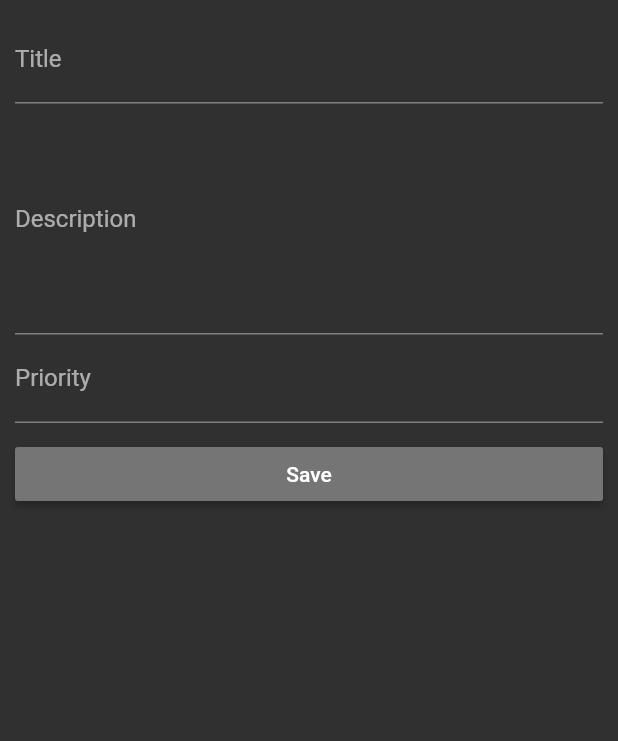
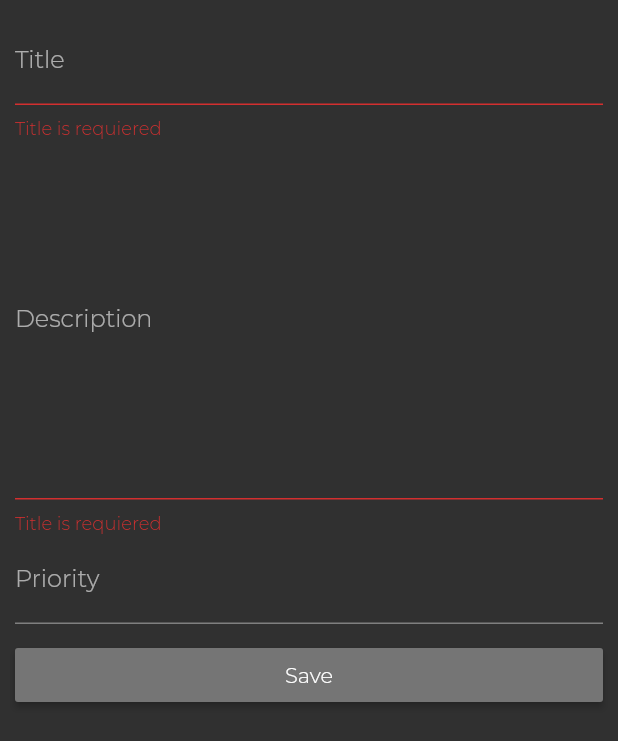
Before and after one commit to leoluxburg/udemyappv2, a Flutter app: the PictureCreatePage widget shown alone on an empty page, opened directly with empty values, after a tap on "Save", on a phone screen of 412 x 824 dp. Shown: the top 741 px of the screen. Run offline on Flutter 3.47's test engine with Material 2 defaults, Android fonts, the phone set to English and light mode, and no system bars.

Commit message:
New features

```diff
--- a/lib/main.dart
+++ b/lib/main.dart
@@ -34,11 +34,11 @@ class _MyAppState extends State<MyApp>{
   @override
   Widget build(BuildContext context) {
     return MaterialApp(
-      theme: ThemeData(brightness: Brightness.dark, primarySwatch: Colors.grey),
+      theme: ThemeData(brightness: Brightness.dark, primarySwatch: Colors.grey, fontFamily: 'Monserrat'),
       //home: AuthPage(),
       routes: {
         '/': (BuildContext context) => AuthPage(),
-        '/admin': (BuildContext context) => PictureIndex( _addPicture, _deletePicture),
+        '/admin': (BuildContext context) => PictureIndex( _addPicture, _deletePicture, _pictures),
         '/pictures': (BuildContext context) => ProfilePage(_pictures),
 
       },
@@ -51,7 +51,7 @@ class _MyAppState extends State<MyApp>{
           final int index = int.parse(pathData[2]);
         return  MaterialPageRoute<bool> (
                         builder: (BuildContext context) => PicturePage(
-                            _pictures[index]['title'], _pictures[index]['image']),
+                            _pictures[index]['title'], _pictures[index]['image'], _pictures[index]['description']),
                       );
         }
         return null;
--- a/lib/pages/picture_create.dart
+++ b/lib/pages/picture_create.dart
@@ -12,44 +12,62 @@ class PictureCreatePage extends StatefulWidget {
 }
 
 class _PicturetCreatePageState extends State<PictureCreatePage> {
-  String titleValue;
-  String description;
-  String severity;
+  final Map<String, dynamic> _pictureValue = {
+    'title': null,
+    'description': null,
+    'severity': null,
+    'image': 'assets/fara.png'
+  };
+  final GlobalKey<FormState> _picturekey = GlobalKey<FormState>();
 
   @override
   Widget build(BuildContext context) {
-    return Container(
+    return GestureDetector(
+        onTap: () {
+          FocusScope.of(context).requestFocus(FocusNode());
+        },
+        child: Container(
           margin: EdgeInsets.all(10.0),
+          child: Form(
+            key: _picturekey,
             child: ListView(
               children: <Widget>[
-          TextField(
+                TextFormField(
                   decoration: InputDecoration(
                     labelText: 'Title',
                   ),
-            onChanged: (String value) {
+                  validator: (String value) {
+                    // if (value.trim().length <= 0)
+                    if (value.isEmpty) return 'Title is requiered';
+                  },
+                  onSaved: (String value) {
                     setState(() {
-                titleValue = value;
+                      _pictureValue['title'] = value;
                     });
                   },
                 ),
-          TextField(
+                TextFormField(
                   decoration: InputDecoration(
                     labelText: 'Description',
                   ),
-            maxLines: 6,
-            onChanged: (String value) {
+                  maxLines: 10,
+                  validator: (String value) {
+                    // if (value.trim().length <= 0)
+                    if (value.isEmpty) return 'Title is requiered';
+                  },
+                  onSaved: (String value) {
                     setState(() {
-                description = value;
+                      _pictureValue['description']= value;
                     });
                   },
                 ),
-          TextField(
+                TextFormField(
                   decoration: InputDecoration(
                     labelText: 'Priority',
                   ),
-            onChanged: (String value) {
+                  onSaved: (String value) {
                     setState(() {
-                severity = value;
+                       _pictureValue['severity'] = value;
                     });
                   },
                 ),
@@ -59,19 +77,17 @@ class _PicturetCreatePageState extends State<PictureCreatePage> {
                 RaisedButton(
                   child: Text('Save'),
                   onPressed: () {
-              final Map<String, dynamic> picture = {
-                'title': titleValue,
-                'description': description,
-                'severity': severity,
-                'image':'assets/fara.png'
-              };
-              widget.addPicture(picture);
+                    if (!_picturekey.currentState.validate()) {
+                      return;
+                    }
+                    _picturekey.currentState.save();
+                    widget.addPicture(_pictureValue);
                     Navigator.pushReplacementNamed(context, '/pictures');
-
                   },
                 )
               ],
             ),
-    );
+          ),
+        ));
   }
 }
--- a/lib/pages/picture_index.dart
+++ b/lib/pages/picture_index.dart
@@ -6,8 +6,9 @@ import './profile.dart';
 class PictureIndex extends StatelessWidget {
   final Function addPicture;
   final Function deletePicture;
+  final List<Map<String, dynamic>> pictures;
 
-  PictureIndex(this.addPicture, this.deletePicture);
+  PictureIndex(this.addPicture, this.deletePicture, this.pictures);
 
   @override
   Widget build(BuildContext context) {
@@ -42,7 +43,7 @@ class PictureIndex extends StatelessWidget {
       ),
       body:  TabBarView(
         children: <Widget>[
-          PictureListPage(),
+          PictureListPage(pictures),
           PictureCreatePage(addPicture)
         ],
       ),
--- a/lib/pages/profile.dart
+++ b/lib/pages/profile.dart
@@ -28,6 +28,10 @@ class ProfilePage extends StatelessWidget{
       ),
       appBar: AppBar(
         title: Text('Mi Fara'),
+        actions: <Widget>[
+          IconButton(icon: Icon(Icons.favorite),
+          onPressed: (){},)
+        ],
       ),
       body: PictureController(pictures)
     );
```
Also changed, not shown: lib/pages/auth.dart (+47 -10 lines), lib/pages/picture.dart (+19 -10 lines), lib/pages/picture_list.dart (+22 -12 lines), lib/pictures.dart (+11 -3 lines), pubspec.yaml (+4 -4 lines), assets/Montserrat-Light.ttf (added). Lines whose indentation alone changed are shown as unchanged.
